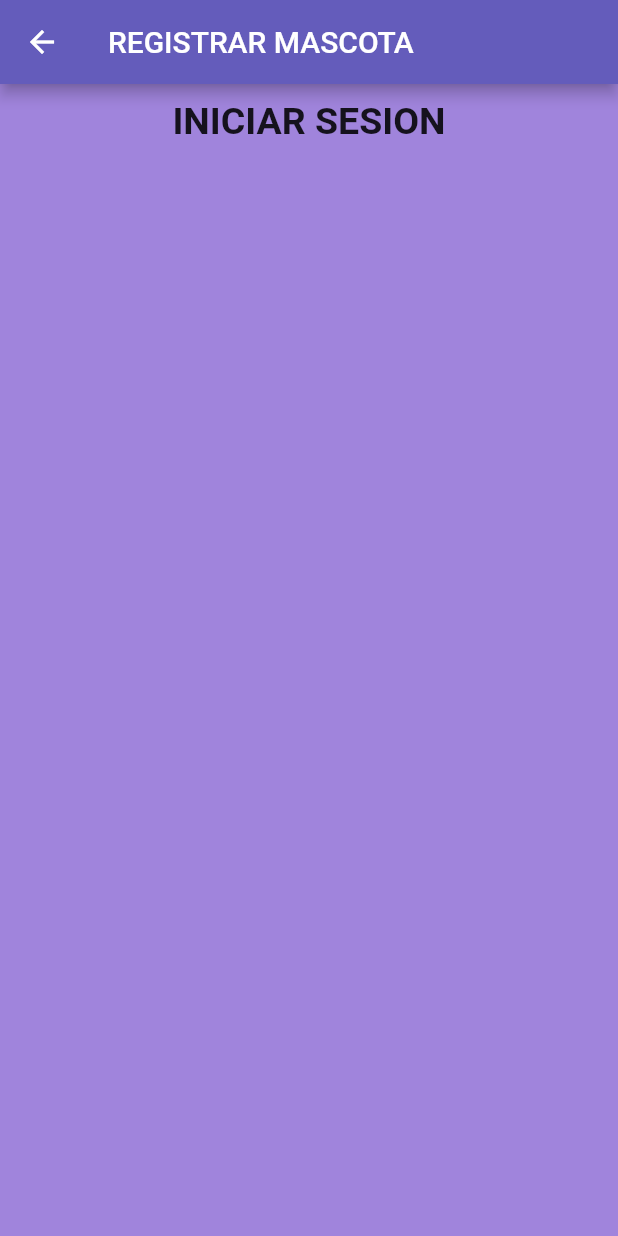
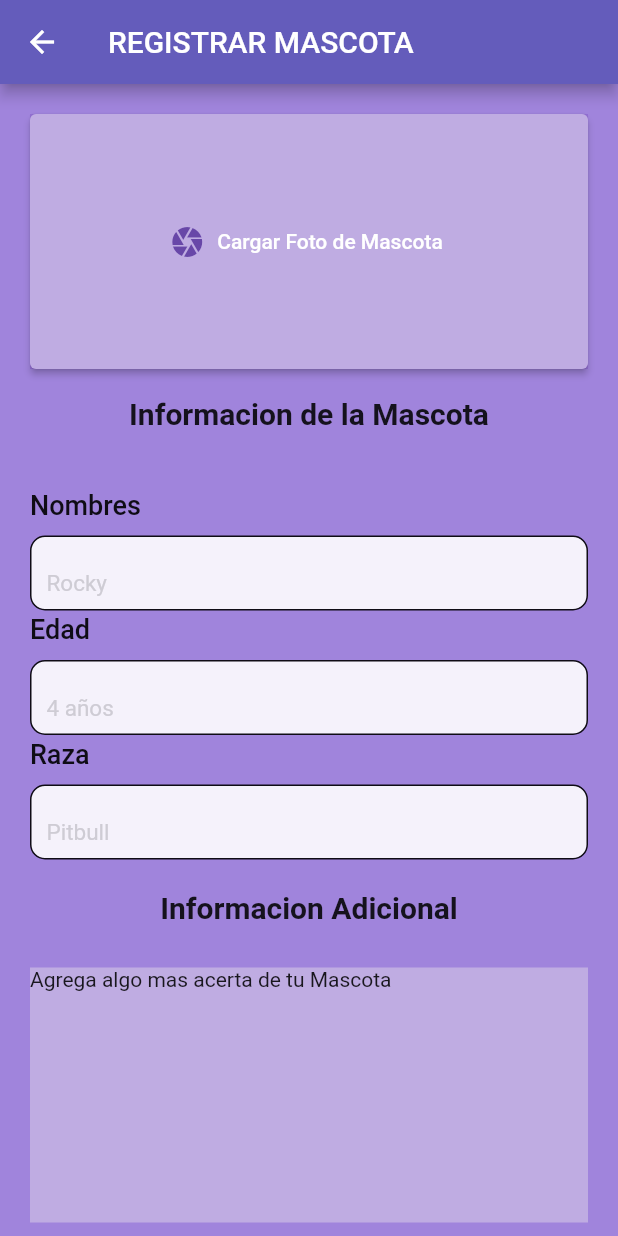
Before and after one commit to Dan2001afk/puppyruns, a Flutter app: the AgregarMascotas screen opened directly, on a phone screen of 412 x 824 dp. Run offline on Flutter 3.47's test engine with Material 2 defaults, Android fonts, the light colour scheme and no system bars; our stand-ins replace fluttertoast, image_picker, lottie.

Commit message:
Registro para mascota con sus respectivos botones

```diff
--- a/lib/Pantallas/AgregarMascota.dart
+++ b/lib/Pantallas/AgregarMascota.dart
@@ -1,4 +1,7 @@
+import 'package:PuppyRuns/Widgets/BotonesRegistroMascota.dart';
 import 'package:flutter/material.dart';
+import 'package:image_picker/image_picker.dart';
+
 class AgregarMascotas extends StatefulWidget {
   const AgregarMascotas({Key? key}) : super(key: key);
 
@@ -7,6 +10,15 @@ class AgregarMascotas extends StatefulWidget {
 }
 
 class _AgregarMascotasState extends State<AgregarMascotas> {
+  Future<void> _pickImage() async {
+    final picker = ImagePicker();
+    final pickedImage = await picker.pickImage(source: ImageSource.camera);
+
+    if (pickedImage != null) {
+      // Aquí puedes hacer algo con la imagen seleccionada, como guardarla o mostrarla en tu pantalla
+    }
+  }
+
   @override
   Widget build(BuildContext context) {
     return Scaffold(
@@ -25,28 +37,76 @@ class _AgregarMascotasState extends State<AgregarMascotas> {
           children: [
             Container(
               width: double.infinity,
-              height: 790,
+              height: 950,
               color: Color.fromARGB(255, 160, 132, 220),
               child: Column(
                 children: [
                   Container(
                     width: double.infinity,
-                    height: 50,
+                    height: 170,
+                    color: Color.fromARGB(255, 147, 112, 211),
+                    margin: EdgeInsets.only(top: 20, left: 20, right: 20),
+                    child: ElevatedButton.icon(
+                      onPressed: _pickImage,
+                      icon: Icon(Icons.camera ,color: Color.fromARGB(
+                          255, 104, 71, 168),
+                      ), // Aquí puedes cambiar el icono por el que desees
+                      style: ButtonStyle(
+                          backgroundColor: MaterialStateProperty.all<Color>(Color.fromARGB(
+                              255, 191, 172, 226))
+                      ),
+                      label: Text('Cargar Foto de Mascota'),
+                    ),
+                  ),
+                  Container(
+                    width: double.infinity,
+                    height: 40,
+                      margin: EdgeInsets.only(top: 10,left: 40,right: 40),
                     child: Center(
                       child: Text(
-                        "INICIAR SESION",
+                        "Informacion de la Mascota",
                         style: TextStyle(
-                            fontSize: 25,fontWeight: FontWeight.bold
+                          fontSize: 20,
+                          fontWeight: FontWeight.w600
                         ),
                       ),
                     ),
                   ),
                   Container(
                     child: Opacity(
-                      opacity: 0.8,
-                      //child: BotonesLogin(),
+                      opacity: 0.9,
+                      child: BotonesRegistroMascota(),
+                    ),
+
+                  ),
+                  Container(
+                    width: double.infinity,
+                    height: 40,
+                    margin: EdgeInsets.only(top: 10,left: 40,right: 40),
+                    child: Center(
+                      child: Text(
+                        "Informacion Adicional",
+                        style: TextStyle(
+                            fontSize: 20,
+                            fontWeight: FontWeight.w600
+                        ),
+                      ),
                     ),
                   ),
+                  Container(
+                    width: double.infinity,
+                    height: 170,
+                    color: Color.fromARGB(255, 191, 172, 226),
+                    margin: EdgeInsets.only(top: 20, left: 20, right: 20),
+                    child: Text(
+                      "Agrega algo mas acerta de tu Mascota"
+                    ),
+                  ),
+
+              Container(
+                margin: EdgeInsets.only(top: 10,left: 10,right: 10),
+                child: BotonesRegistroMascotasdos(),
+              ),
                 ],
               ),
             ),
--- /dev/null
+++ b/lib/Widgets/BotonesRegistroMascota.dart
@@ -0,0 +1,224 @@
+import 'package:flutter/material.dart';
+
+class BotonesRegistroMascota extends StatefulWidget {
+  const BotonesRegistroMascota({Key? key}) : super(key: key);
+
+  @override
+  State<BotonesRegistroMascota> createState() => _BotonesRegistroMascotaState();
+}
+final nombres = TextEditingController();
+final edad = TextEditingController();
+final raza = TextEditingController();
+class _BotonesRegistroMascotaState extends State<BotonesRegistroMascota> {
+  @override
+  Widget build(BuildContext context) {
+    return Column(
+      children: [
+        Container(
+          child: Nombres_Mascota() ,
+        ),
+        Container(
+          child: Edad_Mascotas() ,
+        ),
+        Container(
+          child: Raza_Mascotas(),
+        )
+      ],
+    );
+  }
+
+  Column Nombres_Mascota() {
+    return Column(
+      crossAxisAlignment: CrossAxisAlignment.stretch,
+      children: [
+        Container(
+          margin: EdgeInsets.only(left: 20,top: 30),
+          child: Text(
+            'Nombres',
+            style: TextStyle(
+                fontSize: 18,
+                color: Colors.black,
+                fontWeight: FontWeight.w500
+            ),
+          ),
+        ),
+        Container(
+          height: 50,
+          margin: EdgeInsets.only(top: 10, right: 20, left: 20, bottom: 2),
+          decoration: BoxDecoration(
+            color: Colors.white,
+            borderRadius: BorderRadius.circular(10),
+            border: Border.all(color: Colors.black),
+          ),
+          child: TextFormField(
+            style: TextStyle(fontSize: 20, color: Colors.black),
+            decoration: InputDecoration(
+              hintText: 'Rocky',
+              hintStyle: TextStyle(fontSize: 15, color: Color.fromARGB(
+                  200, 200, 200, 200)),
+              border: InputBorder.none,
+              contentPadding:
+              EdgeInsets.only(left: 10, right: 10, top: 10, bottom: 0),
+              floatingLabelBehavior: FloatingLabelBehavior.always,
+            ),
+            controller: nombres,
+          ),
+        ),
+      ],
+    );
+  }
+
+//APELLIDOS
+  Column Edad_Mascotas() {
+    return Column(
+      crossAxisAlignment: CrossAxisAlignment.start,
+      children: [
+        Container(
+          margin: EdgeInsets.only(left: 20),
+          child: Text(
+            'Edad',
+            style: TextStyle(
+                fontSize: 18,
+                color: Colors.black,
+                fontWeight: FontWeight.w500
+            ),
+          ),
+        ),
+        Container(
+          height: 50,
+          margin: EdgeInsets.only(top: 10, right: 20, left: 20, bottom: 2),
+          decoration: BoxDecoration(
+            color: Colors.white,
+            borderRadius: BorderRadius.circular(10),
+            border: Border.all(color: Colors.black),
+          ),
+          child: TextFormField(
+            style: TextStyle(fontSize: 20, color: Colors.black),
+            decoration: InputDecoration(
+              hintText: '4 años',
+              hintStyle: TextStyle(fontSize: 15, color: Color.fromARGB(
+                  200, 200, 200, 200)),
+              border: InputBorder.none,
+              contentPadding:
+              EdgeInsets.only(left: 10, right: 10, top: 10, bottom: 0),
+              floatingLabelBehavior: FloatingLabelBehavior.always,
+            ),
+            controller: edad,
+          ),
+        ),
+      ],
+    );
+  }
+
+//Cedula
+  Column Raza_Mascotas() {
+    return Column(
+      crossAxisAlignment: CrossAxisAlignment.start,
+      children: [
+        Container(
+          margin: EdgeInsets.only(left: 20),
+          child: Text(
+            'Raza',
+            style: TextStyle(
+                fontSize: 18,
+                color: Colors.black,
+                fontWeight: FontWeight.w500
+            ),
+          ),
+        ),
+        Container(
+          height: 50,
+          margin: EdgeInsets.only(top: 10, right: 20, left: 20, bottom: 2),
+          decoration: BoxDecoration(
+            color: Colors.white,
+            borderRadius: BorderRadius.circular(10),
+            border: Border.all(color: Colors.black),
+          ),
+          child: TextFormField(
+            style: TextStyle(fontSize: 20, color: Colors.black),
+            decoration: InputDecoration(
+              hintText: 'Pitbull',
+              hintStyle: TextStyle(fontSize: 15, color: Color.fromARGB(
+                  200, 200, 200, 200)),
+              border: InputBorder.none,
+              contentPadding:
+              EdgeInsets.only(left: 10, right: 10, top: 10, bottom: 0),
+              floatingLabelBehavior: FloatingLabelBehavior.always,
+            ),
+            controller: raza,
+          ),
+        ),
+      ],
+    );
+  }
+}
+
+class BotonesRegistroMascotasdos extends StatefulWidget {
+  const BotonesRegistroMascotasdos({Key? key}) : super(key: key);
+
+  @override
+  State<BotonesRegistroMascotasdos> createState() => _BotonesRegistroMascotasdosState();
+}
+
+class _BotonesRegistroMascotasdosState extends State<BotonesRegistroMascotasdos> {
+  @override
+  Widget build(BuildContext context) {
+    return Column(
+      children: [
+        Container(
+          child: Registrar_Mascota(),
+        ),
+        Container(
+          child: Omitir_Registro_M() ,
+        ),
+      ],
+    );
+  }
+  Container Registrar_Mascota() {
+    return Container(
+      margin: EdgeInsets.only(top: 20,left: 20,right: 20),
+      width: 400,
+      height: 50,
+      child: ElevatedButton.icon(
+        onPressed: () {
+        },
+        style: ButtonStyle(
+            backgroundColor: MaterialStateProperty.all<Color>(Color.fromARGB(
+                255, 61, 132, 198))
+        ),
+        icon: Icon(
+            null
+        ),
+        label: Text('Registrar Mascota',
+          style: TextStyle(
+              fontWeight: FontWeight.w500
+          ),
+        ),
+      ),
+    );
+  }
+
+  Container Omitir_Registro_M() {
+    return Container(
+      margin: EdgeInsets.only(top: 20,left: 20,right: 20),
+      width: 400,
+      height: 50,
+      child: ElevatedButton.icon(
+        onPressed: () {
+        },
+        style: ButtonStyle(
+            backgroundColor: MaterialStateProperty.all<Color>(Color.fromARGB(
+                255, 61, 132, 198))
+        ),
+        icon: Icon(
+            null
+        ),
+        label: Text('Omitir Registro',
+          style: TextStyle(
+              fontWeight: FontWeight.w500
+          ),
+        ),
+      ),
+    );
+  }
+}
```
Also changed, not shown: 5 other files.
